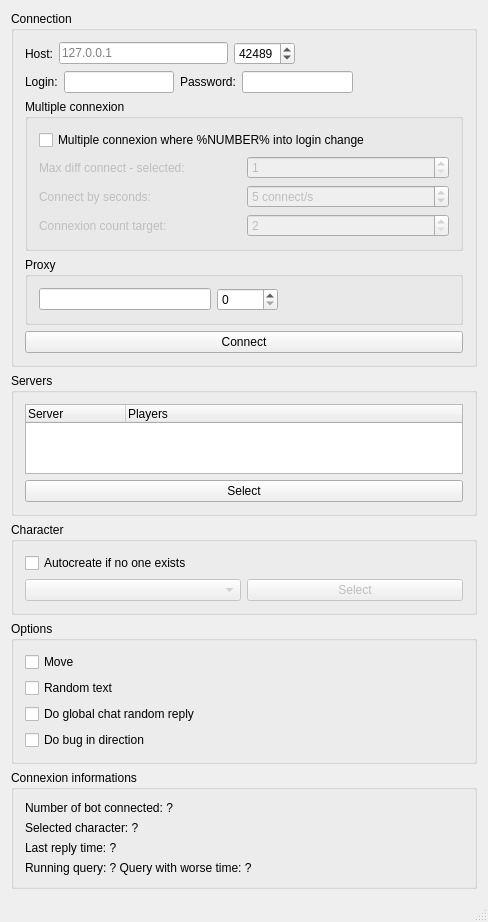
Qt form tools/bot-connection/MainWindow.ui (alphaonex86/CatchChallenger) before a commit.
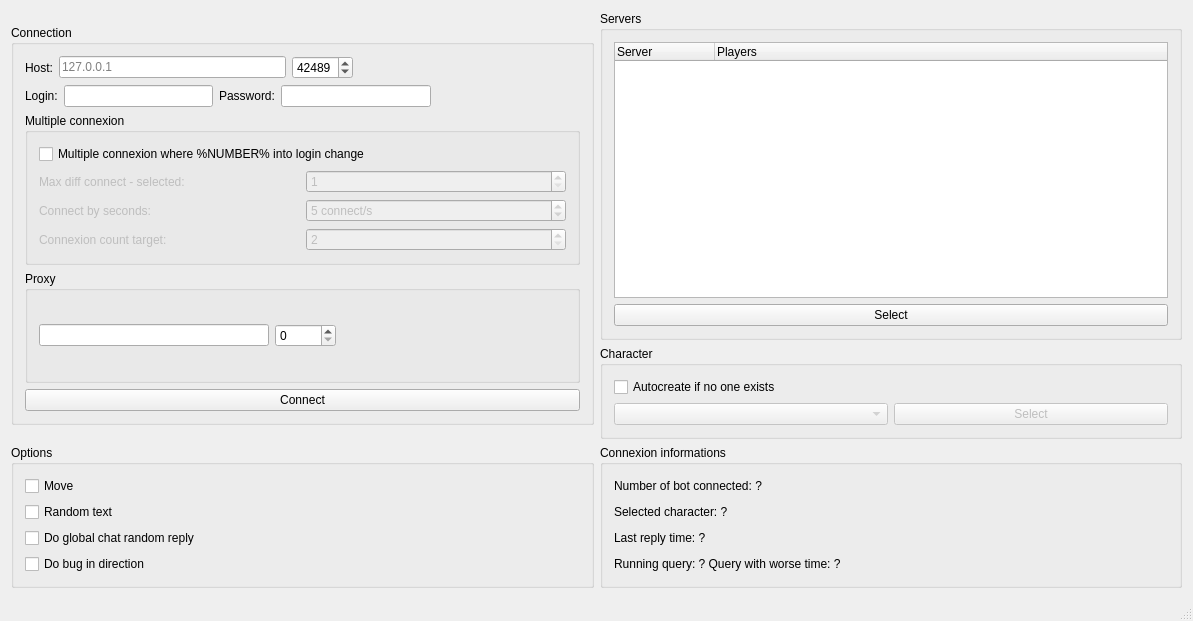
The same form after that commit.

```diff
--- a/tools/bot-connection/MainWindow.ui
+++ b/tools/bot-connection/MainWindow.ui
@@ -6,17 +6,23 @@
    <rect>
     <x>0</x>
     <y>0</y>
-    <width>488</width>
-    <height>904</height>
+    <width>1193</width>
+    <height>621</height>
    </rect>
   </property>
   <property name="windowTitle">
    <string>Bot connection</string>
   </property>
   <widget class="QWidget" name="centralWidget">
-   <layout class="QVBoxLayout" name="verticalLayout_4">
-    <item>
+   <layout class="QGridLayout" name="gridLayout">
+    <item row="0" column="0" rowspan="2">
      <widget class="QGroupBox" name="groupBox">
+      <property name="maximumSize">
+       <size>
+        <width>16777215</width>
+        <height>400</height>
+       </size>
+      </property>
       <property name="title">
        <string>Connection</string>
       </property>
@@ -255,8 +261,14 @@
       </layout>
      </widget>
     </item>
-    <item>
+    <item row="0" column="1">
      <widget class="QGroupBox" name="groupBox_Server">
+      <property name="minimumSize">
+       <size>
+        <width>0</width>
+        <height>250</height>
+       </size>
+      </property>
       <property name="title">
        <string>Servers</string>
       </property>
@@ -285,7 +297,7 @@
       </layout>
      </widget>
     </item>
-    <item>
+    <item row="1" column="1">
      <widget class="QGroupBox" name="groupBox_char">
       <property name="title">
        <string>Character</string>
@@ -322,7 +334,7 @@
       </layout>
      </widget>
     </item>
-    <item>
+    <item row="2" column="0">
      <widget class="QGroupBox" name="groupBox_3">
       <property name="title">
        <string>Options</string>
@@ -359,7 +371,7 @@
       </layout>
      </widget>
     </item>
-    <item>
+    <item row="2" column="1">
      <widget class="QGroupBox" name="groupBox_5">
       <property name="title">
        <string>Connexion informations</string>
```
